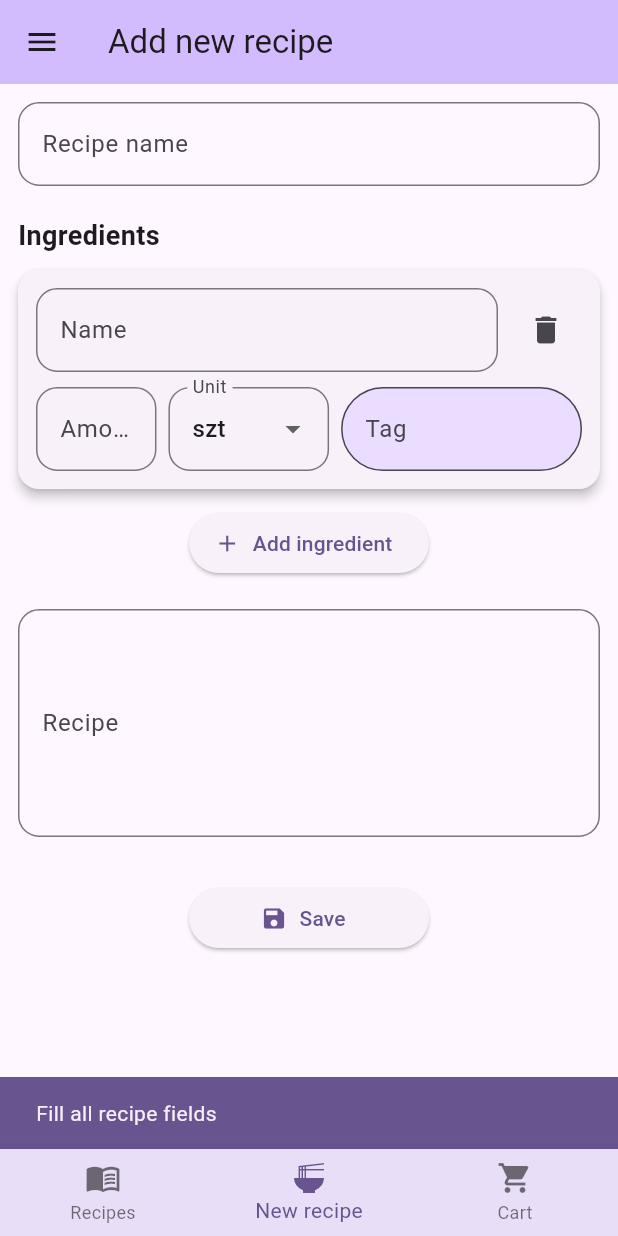
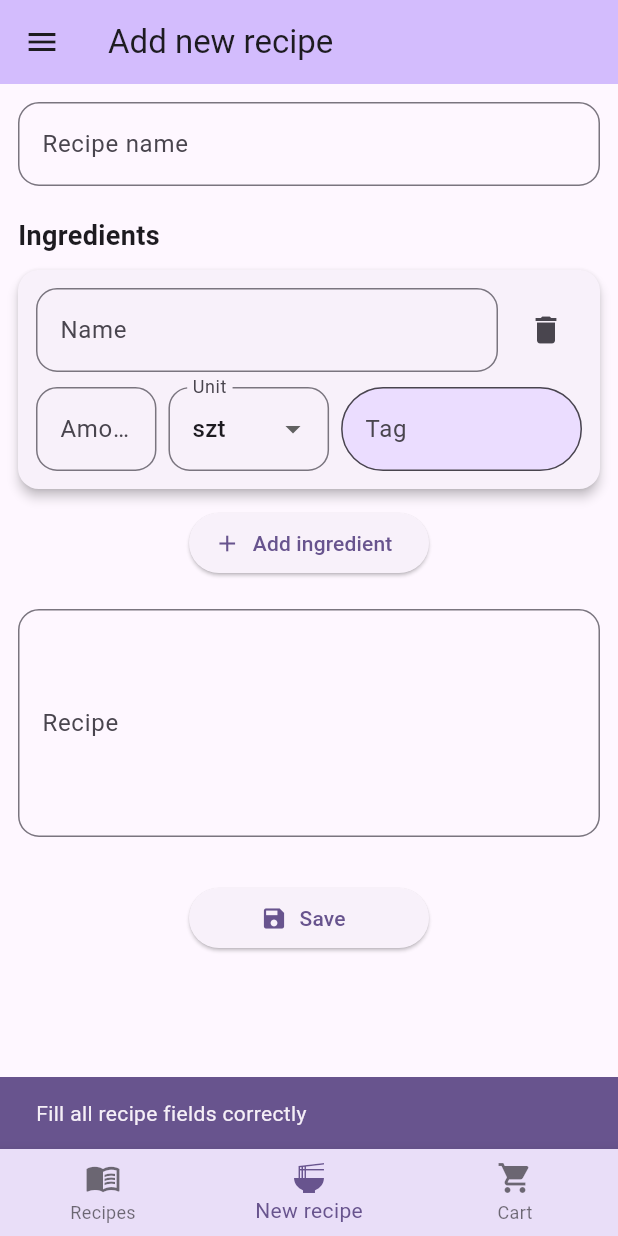
Before and after one commit to Kass-i/PIM, a Flutter app: the screen it shows after launch, item 2 of the bottom bar chosen, after a tap on "Save", on a phone screen of 412 x 824 dp. Run offline on Flutter 3.47's test engine with Material 3 defaults, Android fonts, the phone set to English and light mode, and no system bars; our stand-ins replace cloud_firestore, firebase_auth, firebase_core, google_sign_in, shared_preferences; accounts and stored records are empty; generated files the repository leaves out were written again.

Commit message:
Improve messaging for adding recipe

```diff
--- a/recipe_and_shopping_list/lib/pages/new_recipe_page.dart
+++ b/recipe_and_shopping_list/lib/pages/new_recipe_page.dart
@@ -140,13 +140,16 @@ class _NewRecipePageState extends State<NewRecipePage> {
                 icon: const Icon(Icons.save),
                 label: const Text("Save"),
                 onPressed: () {
+                  String message;
                   if (_isCorrectRecipe()) {
                     recipeProvider.addRecipe(_createRecipe());
+                    message = "The recipe added successfully";
                   } else {
-                    ScaffoldMessenger.of(context).showSnackBar(
-                      const SnackBar(content: Text("Fill all recipe fields")),
-                    );
+                    message = "Fill all recipe fields correctly";
                   }
+                  ScaffoldMessenger.of(
+                    context,
+                  ).showSnackBar(SnackBar(content: Text(message)));
                 },
                 style: ElevatedButton.styleFrom(
                   minimumSize: const Size(160, 40),
```
